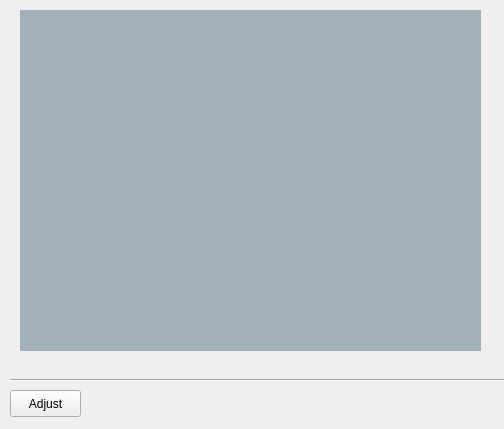
Old version of the form VisaoExercicio/mainwindow.ui in the repository brunoferraz/computer_vision.
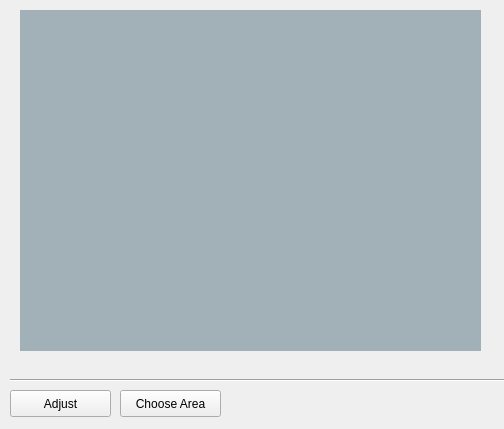
New version of the form.

Commit message: Image Interpolation ready There are some problens when get interested area

```diff
--- a/VisaoExercicio/mainwindow.ui
+++ b/VisaoExercicio/mainwindow.ui
@@ -24,7 +24,7 @@
     <rect>
      <x>10</x>
      <y>390</y>
-     <width>71</width>
+     <width>101</width>
      <height>27</height>
     </rect>
    </property>
@@ -61,6 +61,22 @@
     <string notr="true">background:rgb(162, 177, 184);</string>
    </property>
   </widget>
+  <widget class="QPushButton" name="chooseButton">
+   <property name="geometry">
+    <rect>
+     <x>120</x>
+     <y>390</y>
+     <width>101</width>
+     <height>27</height>
+    </rect>
+   </property>
+   <property name="text">
+    <string>Choose Area</string>
+   </property>
+   <property name="flat">
+    <bool>false</bool>
+   </property>
+  </widget>
  </widget>
  <layoutdefault spacing="6" margin="11"/>
  <resources/>
```
The commit also changes 9 other files.
